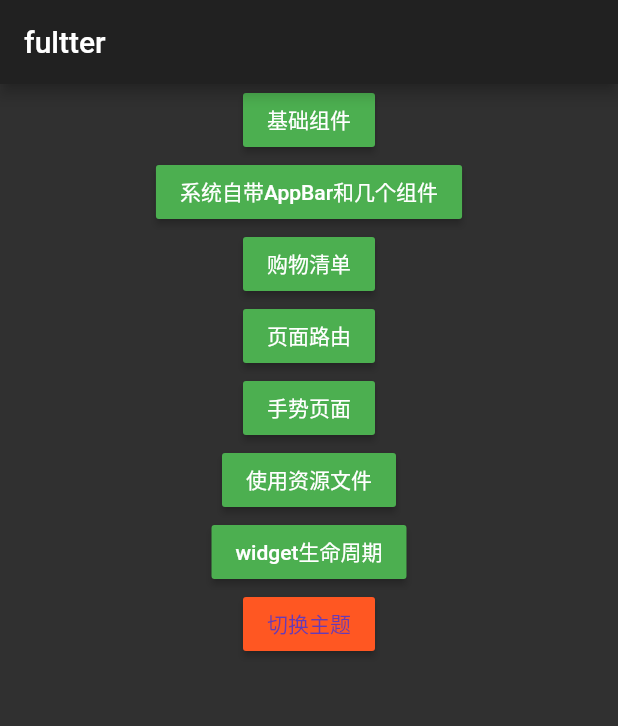
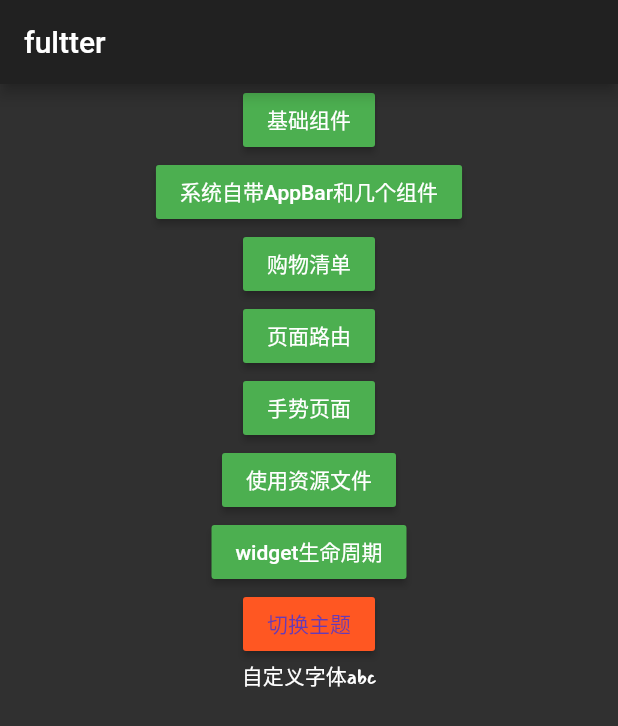
Before and after one commit to FDoubleman/flutter_demo, a Flutter app: the screen it shows after launch, on a phone screen of 412 x 824 dp. Shown: the top 726 px of the screen. Run offline on Flutter 3.47's test engine with Material 2 defaults, Android fonts, the phone set to English and light mode, and no system bars; our stand-ins replace fluttertoast.

Commit message:
1、自定义字体引用

```diff
--- a/lib/main.dart
+++ b/lib/main.dart
@@ -19,7 +19,8 @@ class DynamicTheme extends StatefulWidget {
 
 class _DynamicThemeState extends State<DynamicTheme> {
   Brightness mBrightness = Brightness.dark;
-  String title ="fultter";
+  String title = "fultter";
+
   @override
   Widget build(BuildContext context) {
     // var list = List<Product>();
@@ -39,6 +40,7 @@ class _DynamicThemeState extends State<DynamicTheme> {
           // Notice that the counter didn't reset back to zero; the application
           // is not restarted.
           primarySwatch: Colors.pink,
+          // fontFamily: "Mansalva", //全局更换字体
           brightness: mBrightness),
 //      home: MyHomePage(title: 'Flutter 数据类型', brightness: mBrightness),
       home: Scaffold(
@@ -134,6 +136,10 @@ class _DynamicThemeState extends State<DynamicTheme> {
                 child: Text("切换主题"),
                 color: Colors.deepOrange,
                 textColor: Colors.deepPurple,
+              ),
+              Text(
+                "自定义字体abc",
+                style: TextStyle(fontFamily: "Mansalva"),
               )
             ],
           ),
@@ -198,7 +204,6 @@ class _DynamicThemeState extends State<DynamicTheme> {
   }
 }
 
-
 class MyApp extends StatelessWidget {
   var mBrightness = Brightness.dark;
 
@@ -234,8 +239,6 @@ class MyApp extends StatelessWidget {
 }
 
 class MyHomePage extends StatefulWidget {
-
-
   MyHomePage({Key key, this.title, brightness}) : super(key: key);
 
   // This widget is the home page of your application. It is stateful, meaning
@@ -249,6 +252,7 @@ class MyHomePage extends StatefulWidget {
 
   final String title;
   Brightness brightness;
+
   @override
   _MyHomePageState createState() => _MyHomePageState();
 }
```
Also changed, not shown: pubspec.yaml (+6 -7 lines), fonts/Mansalva-Regular.ttf (added). Lines whose indentation alone changed are shown as unchanged.
